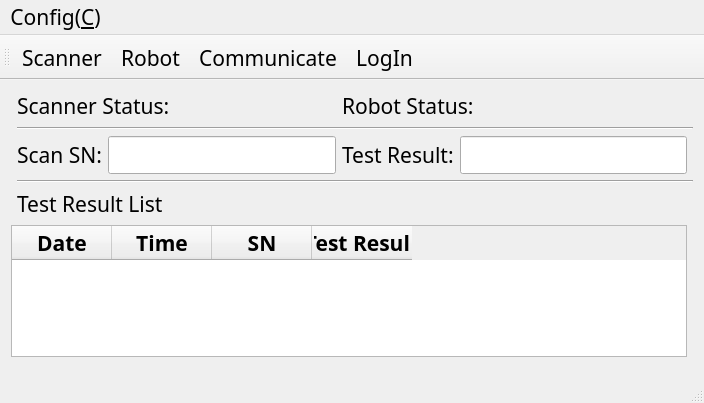
Qt form ict_ur10.ui (eveningwyn/ICT_UR10) before a commit.
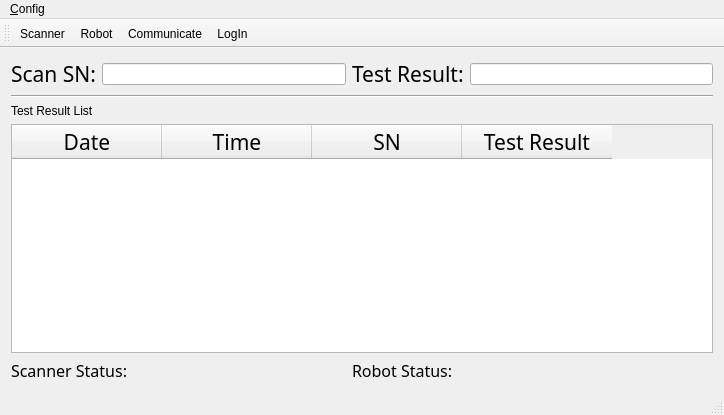
The same form after that commit. Icons and pictures are not drawn.

Diff of the .ui file:
```diff
--- a/ict_ur10.ui
+++ b/ict_ur10.ui
@@ -6,47 +6,20 @@
    <rect>
     <x>0</x>
     <y>0</y>
-    <width>704</width>
-    <height>403</height>
+    <width>724</width>
+    <height>415</height>
    </rect>
   </property>
-  <property name="font">
-   <font>
-    <family>宋体</family>
-    <pointsize>16</pointsize>
-   </font>
-  </property>
   <property name="windowTitle">
    <string>ICT_UR10</string>
   </property>
   <widget class="QWidget" name="centralWidget">
    <layout class="QGridLayout" name="gridLayout">
-    <item row="3" column="1" colspan="5">
-     <widget class="Line" name="line">
-      <property name="orientation">
-       <enum>Qt::Horizontal</enum>
-      </property>
-     </widget>
-    </item>
-    <item row="1" column="1" colspan="5">
-     <widget class="Line" name="line_2">
-      <property name="orientation">
-       <enum>Qt::Horizontal</enum>
-      </property>
-     </widget>
-    </item>
-    <item row="4" column="1" colspan="2">
-     <widget class="QLabel" name="labelResultList">
-      <property name="text">
-       <string>Test Result List</string>
-      </property>
-     </widget>
-    </item>
-    <item row="2" column="1">
+    <item row="0" column="0">
      <widget class="QLabel" name="labelSN">
       <property name="font">
        <font>
-        <family>黑体</family>
+        <family>宋体</family>
         <pointsize>16</pointsize>
        </font>
       </property>
@@ -55,31 +28,18 @@
       </property>
      </widget>
     </item>
-    <item row="0" column="1" colspan="2">
-     <widget class="QLabel" name="labelScanStatus">
-      <property name="font">
-       <font>
-        <family>黑体</family>
-        <pointsize>16</pointsize>
-       </font>
-      </property>
-      <property name="text">
-       <string>Scanner Status:</string>
-      </property>
-     </widget>
-    </item>
-    <item row="2" column="2">
+    <item row="0" column="1">
      <widget class="QLineEdit" name="lineEditSN">
       <property name="readOnly">
        <bool>true</bool>
       </property>
      </widget>
     </item>
-    <item row="2" column="3">
+    <item row="0" column="2">
      <widget class="QLabel" name="labelResult">
       <property name="font">
        <font>
-        <family>黑体</family>
+        <family>宋体</family>
         <pointsize>16</pointsize>
        </font>
       </property>
@@ -88,31 +48,28 @@
       </property>
      </widget>
     </item>
-    <item row="2" column="4">
+    <item row="0" column="3">
      <widget class="QLineEdit" name="lineEditResult">
       <property name="readOnly">
        <bool>true</bool>
       </property>
      </widget>
     </item>
-    <item row="0" column="3" colspan="2">
-     <widget class="QLabel" name="labelRobotStatus">
-      <property name="font">
-       <font>
-        <family>黑体</family>
-        <pointsize>16</pointsize>
-       </font>
-      </property>
-      <property name="text">
-       <string>Robot Status:</string>
+    <item row="1" column="0" colspan="4">
+     <widget class="Line" name="line">
+      <property name="orientation">
+       <enum>Qt::Horizontal</enum>
       </property>
      </widget>
     </item>
-    <item row="5" column="0" colspan="5">
+    <item row="3" column="0" colspan="4">
      <widget class="QTableWidget" name="tableWidgetResultList">
       <property name="editTriggers">
        <set>QAbstractItemView::NoEditTriggers</set>
       </property>
+      <attribute name="horizontalHeaderDefaultSectionSize">
+       <number>150</number>
+      </attribute>
       <column>
        <property name="text">
         <string>Date</string>
@@ -121,8 +78,8 @@
         <font>
          <family>宋体</family>
          <pointsize>16</pointsize>
-         <weight>75</weight>
-         <bold>true</bold>
+         <weight>50</weight>
+         <bold>false</bold>
         </font>
        </property>
        <property name="textAlignment">
@@ -137,8 +94,6 @@
         <font>
          <family>宋体</family>
          <pointsize>16</pointsize>
-         <weight>75</weight>
-         <bold>true</bold>
         </font>
        </property>
        <property name="textAlignment">
@@ -153,8 +108,6 @@
         <font>
          <family>宋体</family>
          <pointsize>16</pointsize>
-         <weight>75</weight>
-         <bold>true</bold>
         </font>
        </property>
        <property name="textAlignment">
@@ -169,8 +122,6 @@
         <font>
          <family>宋体</family>
          <pointsize>16</pointsize>
-         <weight>75</weight>
-         <bold>true</bold>
         </font>
        </property>
        <property name="textAlignment">
@@ -179,12 +130,64 @@
       </column>
      </widget>
     </item>
+    <item row="4" column="0" colspan="2">
+     <widget class="QLabel" name="labelScanStatus">
+      <property name="font">
+       <font>
+        <family>宋体</family>
+        <pointsize>12</pointsize>
+       </font>
+      </property>
+      <property name="text">
+       <string>Scanner Status:</string>
+      </property>
+     </widget>
+    </item>
+    <item row="4" column="2">
+     <widget class="QLabel" name="labelRobotStatus">
+      <property name="font">
+       <font>
+        <family>宋体</family>
+        <pointsize>12</pointsize>
+       </font>
+      </property>
+      <property name="text">
+       <string>Robot Status:</string>
+      </property>
+     </widget>
+    </item>
+    <item row="2" column="0" colspan="2">
+     <widget class="QLabel" name="labelResultList">
+      <property name="text">
+       <string>Test Result List</string>
+      </property>
+     </widget>
+    </item>
    </layout>
   </widget>
-  <widget class="QStatusBar" name="mainStatusbar"/>
-  <widget class="QToolBar" name="toolBar">
-   <property name="windowTitle">
-    <string>toolBar</string>
+  <widget class="QMenuBar" name="mainMenuBar">
+   <property name="geometry">
+    <rect>
+     <x>0</x>
+     <y>0</y>
+     <width>605</width>
+     <height>23</height>
+    </rect>
+   </property>
+   <widget class="QMenu" name="menuConfig">
+       <property name="title">
+        <string>&amp;Config</string>
+       </property>
+       <addaction name="actionScanner"/>
+       <addaction name="actionRobot"/>
+       <addaction name="actionCommunication"/>
+       <addaction name="actionLogin"/>
+      </widget>
+      <addaction name="menuConfig"/>
+  </widget>
+  <widget class="QToolBar" name="mainToolBar">
+   <property name="orientation">
+    <enum>Qt::Horizontal</enum>
    </property>
    <property name="toolButtonStyle">
     <enum>Qt::ToolButtonTextBesideIcon</enum>
@@ -200,35 +203,7 @@
    <addaction name="actionCommunication"/>
    <addaction name="actionLogin"/>
   </widget>
-  <widget class="QMenuBar" name="menuBar">
-   <property name="geometry">
-    <rect>
-     <x>0</x>
-     <y>0</y>
-     <width>704</width>
-     <height>27</height>
-    </rect>
-   </property>
-   <property name="nativeMenuBar">
-    <bool>true</bool>
-   </property>
-   <widget class="QMenu" name="menuC_C">
-    <property name="contextMenuPolicy">
-     <enum>Qt::ActionsContextMenu</enum>
-    </property>
-    <property name="title">
-     <string>Config(&amp;C)</string>
-    </property>
-    <property name="toolTipsVisible">
-     <bool>true</bool>
-    </property>
-    <addaction name="actionScanner"/>
-    <addaction name="actionRobot"/>
-    <addaction name="actionCommunication"/>
-    <addaction name="actionLogin"/>
-   </widget>
-   <addaction name="menuC_C"/>
-  </widget>
+  <widget class="QStatusBar" name="statusBar"/>
   <action name="actionScanner">
    <property name="icon">
     <iconset resource="resource.qrc">
```
Left out of the diff: 21 changed lines with no effect on the pictures.
